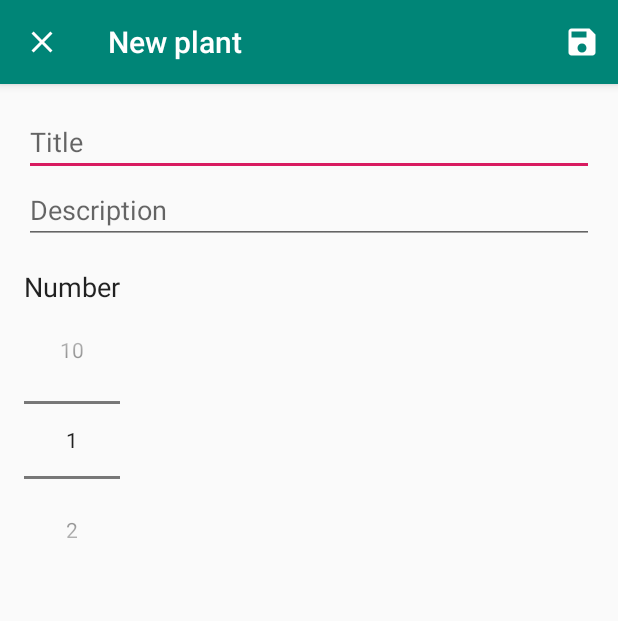
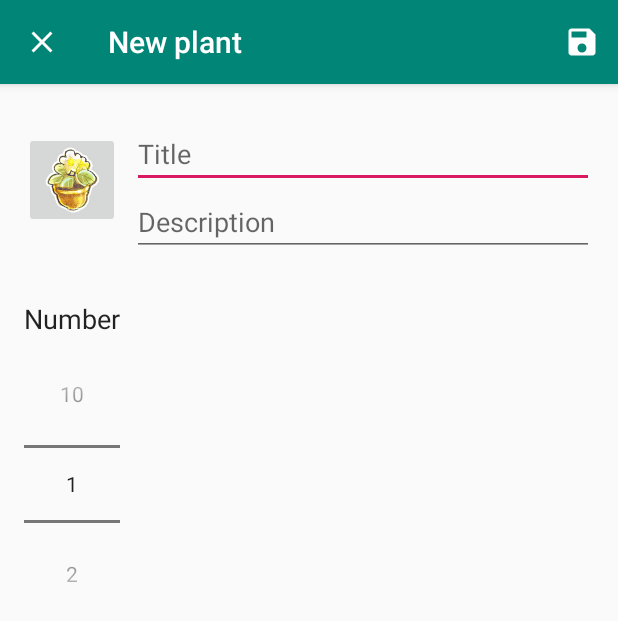
Before and after one commit to dewpickers/dew-scheduler, an Android app: the EditPlantActivity screen opened directly, with no data from a screen before it, on a phone screen of 412 x 824 dp. Shown: the top 621 px of the screen. Run offline under Robolectric (Android 15) with nearby library versions, the phone set to English and light mode, and no system bars; our stand-ins replace Firebase (no records; nobody signed in at launch, a user with empty details on screens opened directly).

Commit message:
Added icon select for plants

```diff
--- a/app/src/main/java/com/example/dewscheduler/EditPlantActivity.java
+++ b/app/src/main/java/com/example/dewscheduler/EditPlantActivity.java
@@ -1,31 +1,40 @@
 package com.example.dewscheduler;
 
 import androidx.appcompat.app.ActionBar;
+import androidx.appcompat.app.AlertDialog;
 import androidx.appcompat.app.AppCompatActivity;
 
+import android.content.DialogInterface;
 import android.content.Intent;
 import android.os.Bundle;
 import android.view.Menu;
 import android.view.MenuInflater;
 import android.view.MenuItem;
+import android.view.View;
+import android.widget.AdapterView;
+import android.widget.ArrayAdapter;
 import android.widget.EditText;
+import android.widget.ImageButton;
 import android.widget.NumberPicker;
 import android.widget.Toast;
 
 import com.google.firebase.firestore.CollectionReference;
 import com.google.firebase.firestore.FirebaseFirestore;
 
-public class EditPlantActivity extends AppCompatActivity {
+public class EditPlantActivity extends AppCompatActivity implements View.OnClickListener, DialogInterface.OnClickListener
+{
     private EditText editTextTitle;
     private EditText editTextDescription;
     private NumberPicker numberPickerNumber;
+    private ImageButton imageButtonIcon;
+    private int iconIndex = 0;
 
     private int index = -1;
 
     @Override
     protected void onCreate(Bundle savedInstanceState) {
         super.onCreate(savedInstanceState);
-        setContentView(R.layout.activity_new_note);
+        setContentView(R.layout.activity_edit_plant);
 
         ActionBar ab = getSupportActionBar();
         if(ab != null)
@@ -40,15 +49,20 @@ public class EditPlantActivity extends AppCompatActivity {
         numberPickerNumber.setMinValue(1);
         numberPickerNumber.setMaxValue(10);
 
+        imageButtonIcon = findViewById(R.id.image_button_icon);
+        imageButtonIcon.setOnClickListener(this);
+
         Intent intent = getIntent();
         index = intent.getIntExtra("index", -1);
         if(index != -1)
         {
-                setTitle(getString(R.string.header_edit_plant));
+            setTitle(getString(R.string.header_edit_plant));
             editTextTitle.setText(intent.getStringExtra("title"));
             editTextDescription.setText(intent.getStringExtra("description"));
             numberPickerNumber.setValue(intent.getIntExtra("number", 1));
         }
+        iconIndex = intent.getIntExtra("icon", 0);
+        imageButtonIcon.setImageResource(IconResourceFinder.getIconResIdByIndex(iconIndex));
     }
 
     @Override
@@ -69,6 +83,25 @@ public class EditPlantActivity extends AppCompatActivity {
         }
     }
 
+    @Override
+    public void onClick(View v)
+    {
+        if(v.getId() == R.id.image_button_icon)
+        {
+            showIconSelect();
+        }
+    }
+
+    private void showIconSelect()
+    {
+        AlertDialog.Builder builder = new AlertDialog.Builder(this);
+        builder.setTitle(R.string.action_select_icon);
+        String[] plantVariants = new String[] { "Растение 0", "Растение 1", "Растение 2", "Растение 3" };
+        builder.setItems(plantVariants, this);
+        builder.setNegativeButton(R.string.action_cancel, this);
+        builder.show();
+    }
+
     private void saveNote() {
         String title = editTextTitle.getText().toString();
         String description = editTextDescription.getText().toString();
@@ -80,9 +113,16 @@ public class EditPlantActivity extends AppCompatActivity {
         }
         CollectionReference notebookRef = FirebaseFirestore.getInstance()
                 .collection("Notebook");
-        notebookRef.add(new Note(title, description, number));
+        notebookRef.add(new Note(title, description, number, iconIndex));
         Toast.makeText(this, "Запись добавлена", Toast.LENGTH_SHORT).show();
         setResult(RESULT_OK, new Intent().putExtra("index", index));
         finish();
     }
+
+    @Override
+    public void onClick(DialogInterface dialog, int which)
+    {
+        iconIndex = which;
+        imageButtonIcon.setImageResource(IconResourceFinder.getIconResIdByIndex(iconIndex));
+    }
 }
--- /dev/null
+++ b/app/src/main/java/com/example/dewscheduler/IconResourceFinder.java
@@ -0,0 +1,12 @@
+package com.example.dewscheduler;
+
+public final class IconResourceFinder
+{
+    private IconResourceFinder() {}
+
+    public static int getIconResIdByIndex(int idx)
+    {
+        int[] iconIds = new int[] { R.drawable.ic_plant0, R.drawable.ic_plant1, R.drawable.ic_plant2, R.drawable.ic_plant3 };
+        return idx < iconIds.length && idx >= 0 ? iconIds[idx] : iconIds[0];
+    }
+}
--- /dev/null
+++ b/app/src/main/res/layout/activity_edit_plant.xml
@@ -0,0 +1,65 @@
+<?xml version="1.0" encoding="utf-8"?>
+<RelativeLayout xmlns:android="http://schemas.android.com/apk/res/android"
+    xmlns:app="http://schemas.android.com/apk/res-auto"
+    xmlns:tools="http://schemas.android.com/tools"
+    android:layout_width="match_parent"
+    android:layout_height="match_parent"
+    android:orientation="vertical"
+    android:padding="16dp"
+    tools:context=".EditPlantActivity">
+
+
+    <ImageButton
+        android:id="@+id/image_button_icon"
+        android:layout_width="64dp"
+        android:layout_height="64dp"
+        android:scaleType="fitXY"
+        android:layout_alignParentStart="true"
+        android:layout_alignParentTop="true"
+        android:layout_marginTop="16dp"
+        android:layout_marginEnd="8dp"
+        android:contentDescription="@string/plant_icon" />
+
+    <LinearLayout
+        android:layout_width="match_parent"
+        android:layout_height="wrap_content"
+        android:layout_alignParentTop="true"
+        android:layout_toEndOf="@+id/image_button_icon"
+        android:orientation="vertical">
+
+        <EditText
+            android:id="@+id/edit_text_title"
+            android:layout_width="match_parent"
+            android:layout_height="wrap_content"
+            android:layout_marginTop="8dp"
+            android:hint="@string/plant_title"
+            android:importantForAutofill="no"
+            android:inputType="text" />
+
+        <EditText
+            android:id="@+id/edit_text_description"
+            android:layout_width="match_parent"
+            android:layout_height="wrap_content"
+            android:hint="@string/plant_description"
+            android:importantForAutofill="no"
+            android:inputType="textMultiLine" />
+
+    </LinearLayout>
+
+    <TextView android:id="@+id/text_view_number"
+        android:layout_width="wrap_content"
+        android:layout_height="wrap_content"
+        android:layout_below="@+id/image_button_icon"
+        android:layout_marginTop="48dp"
+        android:text="@string/plant_number"
+        android:textAppearance="@android:style/TextAppearance.Medium" />
+
+    <NumberPicker
+        android:id="@+id/number_picker_number"
+        android:layout_width="wrap_content"
+        android:layout_height="wrap_content"
+        android:layout_below="@+id/text_view_number"
+        android:layout_marginTop="8dp"/>
+
+
+</RelativeLayout>
--- a/app/src/main/res/layout/activity_new_note.xml
+++ /dev/null
@@ -1,37 +0,0 @@
-<?xml version="1.0" encoding="utf-8"?>
-<LinearLayout xmlns:android="http://schemas.android.com/apk/res/android"
-    xmlns:app="http://schemas.android.com/apk/res-auto"
-    xmlns:tools="http://schemas.android.com/tools"
-    android:layout_width="match_parent"
-    android:layout_height="match_parent"
-    android:orientation="vertical"
-    android:padding="16dp"
-    tools:context=".EditPlantActivity">
-
-    <EditText
-        android:id="@+id/edit_text_title"
-        android:layout_width="match_parent"
-        android:layout_height="wrap_content"
-        android:hint="@string/plant_title"
-        android:inputType="text"
-        android:importantForAutofill="no" />
-    <EditText
-        android:id="@+id/edit_text_description"
-        android:layout_width="match_parent"
-        android:layout_height="wrap_content"
-        android:hint="@string/plant_description"
-        android:inputType="textMultiLine"
-        android:importantForAutofill="no" />
-    <TextView
-        android:layout_width="wrap_content"
-        android:layout_height="wrap_content"
-        android:layout_marginTop="16dp"
-        android:text="@string/plant_number"
-        android:textAppearance="@android:style/TextAppearance.Medium"/>
-    <NumberPicker
-        android:id="@+id/number_picker_number"
-        android:layout_width="wrap_content"
-        android:layout_height="wrap_content"/>
-
-
-</LinearLayout>
--- a/app/src/main/res/values/strings.xml
+++ b/app/src/main/res/values/strings.xml
@@ -9,4 +9,7 @@
     <string name="sure_to_delete">Are you sure to delete %s?</string>
     <string name="answer_yes">Yes</string>
     <string name="answer_no">No</string>
+    <string name="plant_icon">Icon should be here</string>
+    <string name="action_select_icon">Select icon</string>
+    <string name="action_cancel">Cancel</string>
 </resources>
```
Also changed, not shown: app/src/main/java/com/example/dewscheduler/MainActivity.java (+6 -6 lines), app/src/main/java/com/example/dewscheduler/Note.java (+7 -2 lines), app/src/main/java/com/example/dewscheduler/PlantAdapter.java (+7 -2 lines), app/src/main/res/layout/plant_item.xml (+15 -6 lines), app/src/main/res/drawable/ic_plant0.png (added), app/src/main/res/drawable/ic_plant1.png (added), app/src/main/res/drawable/ic_plant2.png (added), app/src/main/res/drawable/ic_plant3.png (added).
